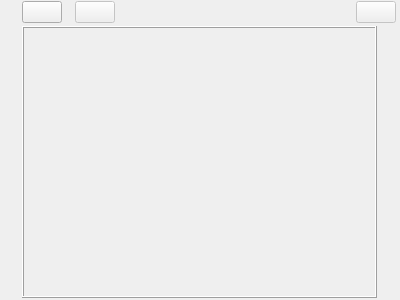
zkovari/plotlyst, file ui/home_view.ui: the form before one commit.
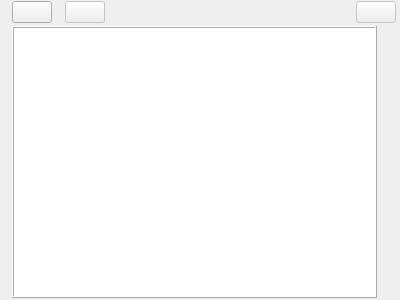
The form after the commit.

What changed in the file:
```diff
--- a/ui/home_view.ui
+++ b/ui/home_view.ui
@@ -57,7 +57,7 @@
         </property>
         <property name="sizeHint" stdset="0">
          <size>
-          <width>20</width>
+          <width>10</width>
           <height>20</height>
          </size>
         </property>
@@ -167,7 +167,7 @@
        </property>
        <property name="sizeHint" stdset="0">
         <size>
-         <width>20</width>
+         <width>10</width>
          <height>20</height>
         </size>
        </property>
@@ -181,6 +181,9 @@
          <verstretch>0</verstretch>
         </sizepolicy>
        </property>
+       <property name="styleSheet">
+        <string notr="true">background-color: rgb(255, 255, 255);</string>
+       </property>
        <property name="frameShape">
         <enum>QFrame::Box</enum>
        </property>
```
